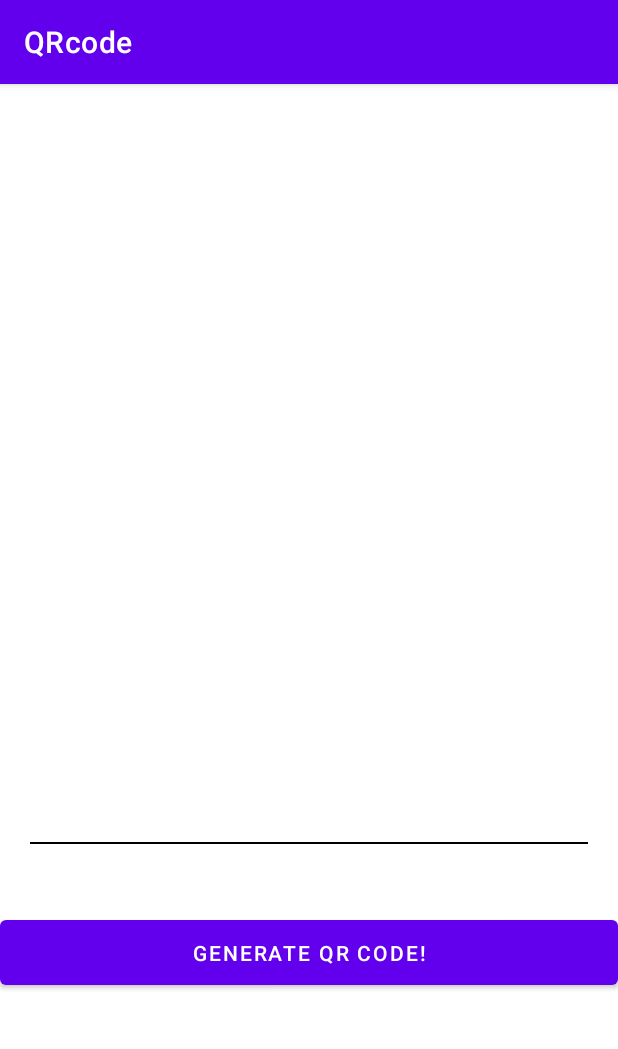
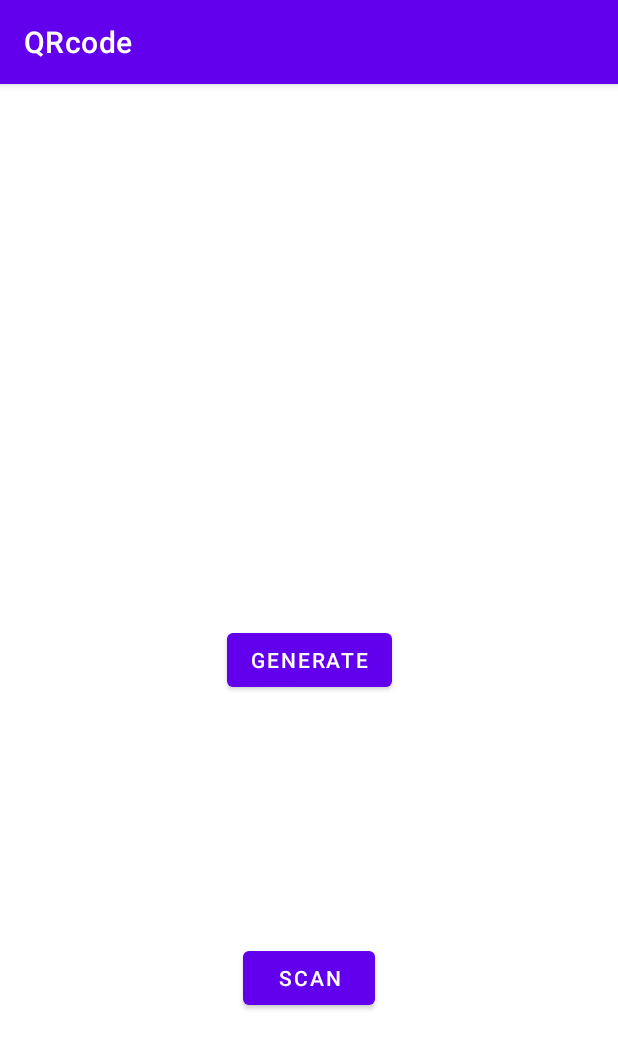
Before and after one commit to RuchaB9/QRcode, an Android app: the screen it shows after launch (MainActivity), on a phone screen of 412 x 824 dp. Shown: the top 1049 px of the screen. Run offline under Robolectric (Android 15) with nearby library versions, the phone set to English and light mode, and no system bars.

Commit message:
QR code scanner added

```diff
--- a/app/src/main/java/com/example/qrcode/MainActivity.kt
+++ b/app/src/main/java/com/example/qrcode/MainActivity.kt
@@ -1,56 +1,28 @@
 package com.example.qrcode
 
+import android.content.Intent
 import android.graphics.Bitmap
 import android.graphics.Color
 import androidx.appcompat.app.AppCompatActivity
 import android.os.Bundle
 import android.widget.Button
-import android.widget.EditText
-import android.widget.ImageView
-import android.widget.Toast
-import com.google.zxing.BarcodeFormat
-import com.google.zxing.WriterException
-import com.google.zxing.qrcode.QRCodeWriter
+
 
 class MainActivity : AppCompatActivity() {
 
-    private lateinit var QRcode : ImageView
-    private lateinit var getData: EditText
-    private lateinit var btngetQRcode : Button
 
     override fun onCreate(savedInstanceState: Bundle?) {
         super.onCreate(savedInstanceState)
         setContentView(R.layout.activity_main)
 
-        QRcode=findViewById(R.id.QRcode)
-        getData=findViewById(R.id.getData)
-        btngetQRcode=findViewById(R.id.generateQRcode)
+        findViewById<Button>(R.id.scanbutton).setOnClickListener {
+            startActivity(Intent(this,scan_qr::class.java))
+        }
+        findViewById<Button>(R.id.generatebutton).setOnClickListener {
+            startActivity(Intent(this,generate_qr::class.java))
+        }
 
-        btngetQRcode.setOnClickListener{
 
-            val data= getData.text.toString().trim()
-
-            if(data.isEmpty()){
-                Toast.makeText(this, "Account not found, please register!", Toast.LENGTH_SHORT).show()
-            } else {
-                val writer= QRCodeWriter()
-                try{
-
-                    val bitMatrix= writer.encode(data, BarcodeFormat.QR_CODE, 512, 512)
-                    val width= bitMatrix.width
-                    val height=bitMatrix.height
-                    val bmp= Bitmap.createBitmap(width, height, Bitmap.Config.RGB_565)
-                    for(x in 0 until width){
-                        for(y in 0 until height){
-                            bmp.setPixel(x,y, if(bitMatrix[x,y]) Color.BLACK else Color.WHITE)
-                        }
-                    }
-                    QRcode.setImageBitmap(bmp)
-                } catch(e: WriterException) {
-                    e.printStackTrace()
-                }
-            }
         }
 
     }
-}
--- a/app/src/main/res/layout/activity_main.xml
+++ b/app/src/main/res/layout/activity_main.xml
@@ -6,49 +6,30 @@
     android:layout_height="match_parent"
     tools:context=".MainActivity">
 
-    <ImageView
-        android:id="@+id/QRcode"
-        android:layout_width="200dp"
-        android:layout_height="200dp"
-        android:layout_marginTop="230sp"
-        android:layout_marginBottom="20dp"
-        app:layout_constraintBottom_toTopOf="@+id/getData"
+
+    <Button
+        android:id="@+id/generatebutton"
+        android:layout_width="wrap_content"
+        android:layout_height="wrap_content"
+        android:text="generate"
+        app:layout_constraintBottom_toBottomOf="parent"
+        app:layout_constraintLeft_toLeftOf="parent"
+        app:layout_constraintRight_toRightOf="parent"
+        app:layout_constraintTop_toTopOf="parent"
+        tools:layout_editor_absoluteX="158dp"
+        tools:layout_editor_absoluteY="210dp" />
+
+    <Button
+        android:id="@+id/scanbutton"
+        android:layout_width="wrap_content"
+        android:layout_height="wrap_content"
+        android:layout_marginStart="161dp"
+        android:layout_marginTop="24dp"
+        android:layout_marginEnd="162dp"
+        android:layout_marginBottom="8dp"
+        android:text="scan"
+        app:layout_constraintBottom_toBottomOf="parent"
         app:layout_constraintEnd_toEndOf="parent"
         app:layout_constraintStart_toStartOf="parent"
-        app:layout_constraintTop_toTopOf="parent" />
-
-    <EditText
-        android:id="@+id/getData"
-        android:layout_marginTop="20dp"
-        android:layout_width="match_parent"
-        android:layout_height="55dp"
-        android:background="@null"
-        app:layout_constraintTop_toBottomOf="@+id/QRcode"
-        android:layout_marginEnd="20dp"
-        android:layout_marginStart="20dp"/>
-
-    <View
-        android:id="@+id/view1"
-        android:layout_width="match_parent"
-        android:layout_height="1.5dp"
-        android:layout_marginEnd="20dp"
-        android:layout_marginStart="20dp"
-        app:layout_constraintStart_toStartOf="parent"
-        app:layout_constraintEnd_toEndOf="parent"
-        app:layout_constraintTop_toBottomOf="@id/getData"
-        android:background="@color/black"/>
-
-    <Button
-        android:id="@+id/generateQRcode"
-        android:text="Generate QR code!"
-        android:layout_width="match_parent"
-        android:layout_height="55dp"
-        android:layout_marginTop="26dp"
-        android:layout_marginBottom="143dp"
-        app:layout_constraintBottom_toBottomOf="parent"
-        app:layout_constraintEnd_toStartOf="@+id/QRcode"
-        app:layout_constraintStart_toEndOf="@+id/QRcode"
-        app:layout_constraintTop_toBottomOf="@+id/view1" />
-
-
+        app:layout_constraintTop_toBottomOf="@+id/generatebutton" />
 </androidx.constraintlayout.widget.ConstraintLayout>
```
Also changed, not shown: app/src/main/AndroidManifest.xml (+21 -0 lines), app/src/main/java/com/example/qrcode/generate_qr.kt (added, +56 -0 lines), app/src/main/java/com/example/qrcode/scan_qr.kt (added, +54 -0 lines), app/src/main/res/layout/activity_generate_qr.xml (added, +54 -0 lines), app/src/main/res/layout/scan_qr.xml (added, +32 -0 lines).
